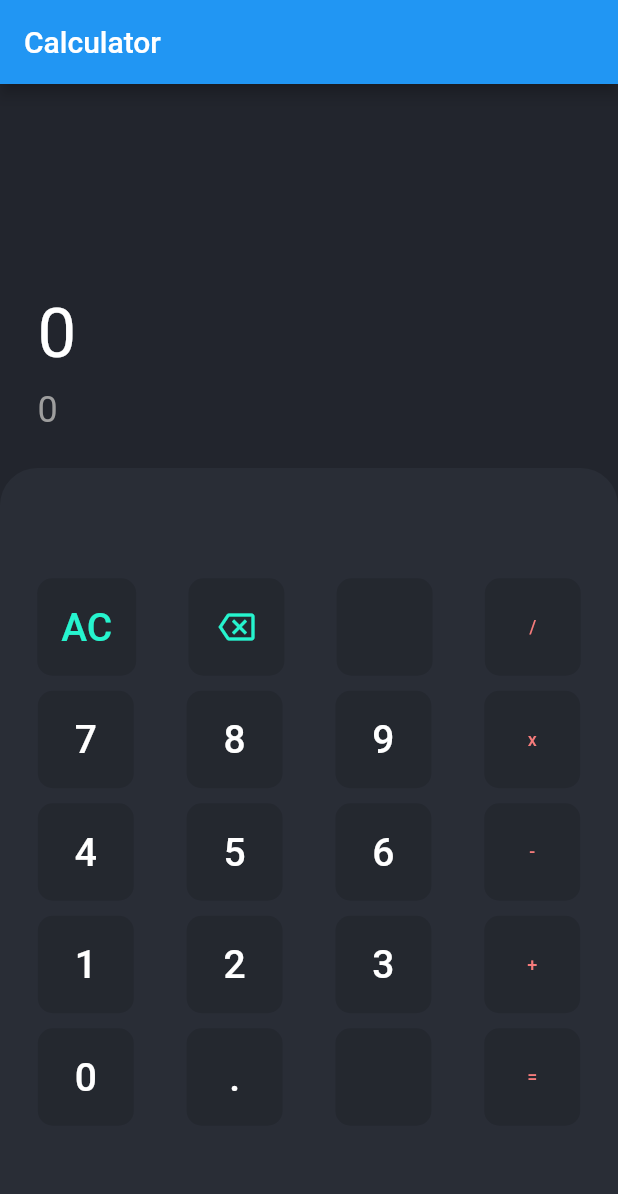
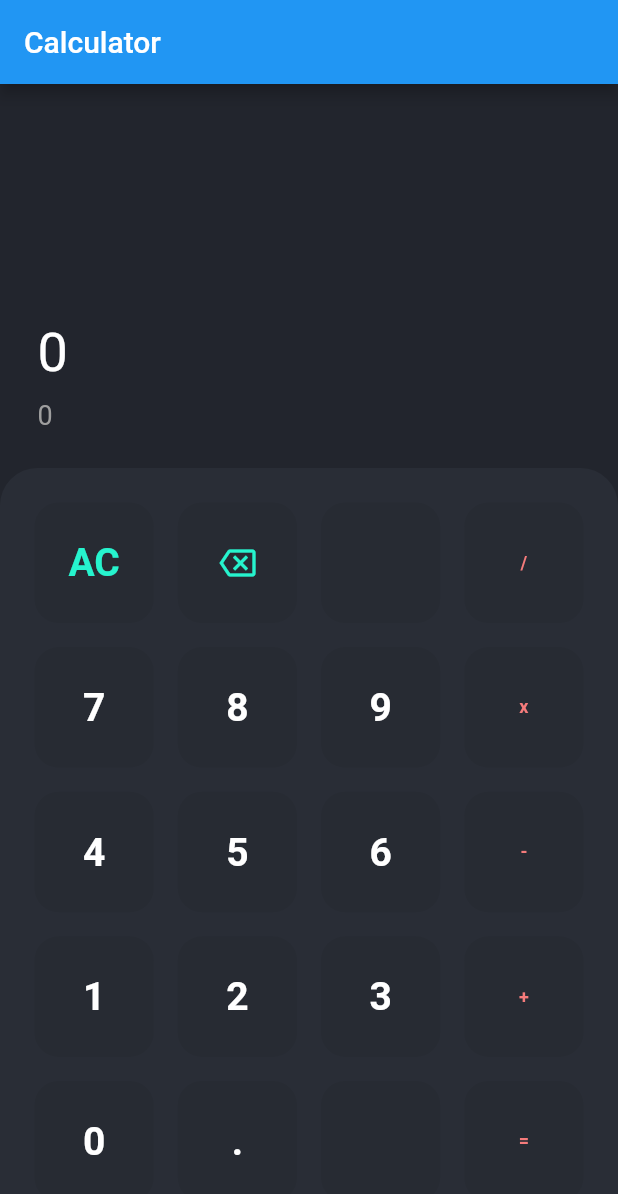
Before and after one commit to soulandbone/training_calculator_riverpod, a Flutter app: the screen it shows after launch, on a phone screen of 412 x 824 dp. Shown: the top 1194 px of the screen. Run offline on Flutter 3.47's test engine with Material 2 defaults, Android fonts, the phone set to English and light mode, and no system bars.

Commit message:
UI ready, changes using Expanded that I wasnt using before

```diff
--- a/lib/helpers/utils.dart
+++ b/lib/helpers/utils.dart
@@ -1,6 +1,6 @@
 class Utils {
   static bool isOperator(String text) {
-    var operators = ['+', '-', '*', '/'];
+    var operators = ['+', '-', 'x', '/', '='];
     if (operators.contains(text)) {
       return true;
     }
--- a/lib/screens/home_screen.dart
+++ b/lib/screens/home_screen.dart
@@ -8,18 +8,19 @@ class HomeScreen extends StatelessWidget {
 
   @override
   Widget build(BuildContext context) {
-    return SafeArea(
-        child: Scaffold(
+    return Scaffold(
       appBar: AppBar(
         title: const Text('Calculator'),
       ),
-      body: Container(
-        color: myColors.background1,
-        child: Column(children: const [
-          Flexible(flex: 1, child: ResultsSection()),
-          Flexible(flex: 2, child: ButtonsSection())
-        ]),
+      body: SafeArea(
+        child: Container(
+          color: myColors.background1,
+          child: Column(children: const [
+            Flexible(flex: 1, child: ResultsSection()),
+            Flexible(flex: 2, child: ButtonsSection())
+          ]),
+        ),
       ),
-    ));
+    );
   }
 }
--- a/lib/widgets/buttons_row.dart
+++ b/lib/widgets/buttons_row.dart
@@ -13,14 +13,13 @@ class ButtonsRow extends StatelessWidget {
   Widget build(BuildContext context) {
     final row = [text1, text2, text3, text4];
 
-    return Container(
+    return Expanded(
       child: Row(
-          mainAxisAlignment: MainAxisAlignment.spaceEvenly,
-          children: row
-              .map((e) => CustomButton(
-                    text: e,
-                  ))
-              .toList()),
+          children: row.map((text) {
+        return CustomButton(
+          text: text,
+        );
+      }).toList()),
     );
   }
 }
--- a/lib/widgets/buttons_section.dart
+++ b/lib/widgets/buttons_section.dart
@@ -8,11 +8,11 @@ class ButtonsSection extends StatelessWidget {
   @override
   Widget build(BuildContext context) {
     return Container(
+        padding: const EdgeInsets.all(15),
         decoration: const BoxDecoration(
             color: myColors.background2,
             borderRadius: BorderRadius.only(
                 topLeft: Radius.circular(25), topRight: Radius.circular(25))),
-        width: double.infinity,
         child: Column(
           mainAxisAlignment: MainAxisAlignment.center,
           children: [
--- a/lib/widgets/custom_button.dart
+++ b/lib/widgets/custom_button.dart
@@ -1,4 +1,5 @@
 import 'package:flutter/material.dart';
+import 'package:training_calculator_riverpod/helpers/utils.dart';
 import '../helpers/my_colors.dart';
 
 class CustomButton extends StatelessWidget {
@@ -25,37 +26,44 @@ class CustomButton extends StatelessWidget {
     }
   }
 
-  bool isOperator(String text) {
-    var operators = ['+', '-', 'x', '/', '='];
-    if (operators.contains(text)) {
-      return true;
-    }
+  // bool isOperator(String text) {
+  //   var operators = ['+', '-', 'x', '/', '='];
+  //   if (operators.contains(text)) {
+  //     return true;
+  //   }
 
-    return false;
-  }
+  //   return false;
+  // }
 
   @override
   Widget build(BuildContext context) {
-    Color buttonColor = getButtonColor();
-    return Container(
-      height: 65,
-      margin: const EdgeInsets.symmetric(horizontal: 10, vertical: 5),
-      child: ElevatedButton(
-          onPressed: null,
+    Color buttonTextColor = getButtonColor();
+
+    return Expanded(
+      child: Container(
+        height: double.infinity,
+        margin: const EdgeInsets.all(8),
+        child: ElevatedButton(
+          onPressed: () => {},
           style: ElevatedButton.styleFrom(
-              foregroundColor: Colors.amber,
+              backgroundColor: myColors.background3,
+              elevation: 0,
               shape: RoundedRectangleBorder(
-                  borderRadius: BorderRadius.circular(10))),
+                  borderRadius: BorderRadius.circular(16))),
           child: text != '<'
               ? Text(
                   text,
                   style: TextStyle(
-                      color: buttonColor, fontSize: isOperator(text) ? 12 : 26),
+                      fontWeight: FontWeight.bold,
+                      color: buttonTextColor,
+                      fontSize: Utils.isOperator(text) ? 12 : 26),
                 )
               : const Icon(
                   Icons.backspace_outlined,
                   color: myColors.delete,
-                )),
+                ),
+        ),
+      ),
     );
   }
 }
--- a/lib/widgets/results_section.dart
+++ b/lib/widgets/results_section.dart
@@ -9,6 +9,7 @@ class ResultsSection extends StatelessWidget {
     return Container(
       padding: const EdgeInsets.all(25),
       width: double.infinity,
+      //color: Colors.amber,
       color: myColors.background1,
       child: Column(
           crossAxisAlignment: CrossAxisAlignment.start,
@@ -16,14 +17,14 @@ class ResultsSection extends StatelessWidget {
           children: const [
             Text(
               '0',
-              style: TextStyle(color: myColors.numbers, fontSize: 46),
+              style: TextStyle(color: myColors.numbers, fontSize: 36),
             ),
             SizedBox(
               height: 10,
             ),
             Text(
               '0',
-              style: TextStyle(color: Colors.grey, fontSize: 24),
+              style: TextStyle(color: Colors.grey, fontSize: 18),
             )
           ]),
     );
```
